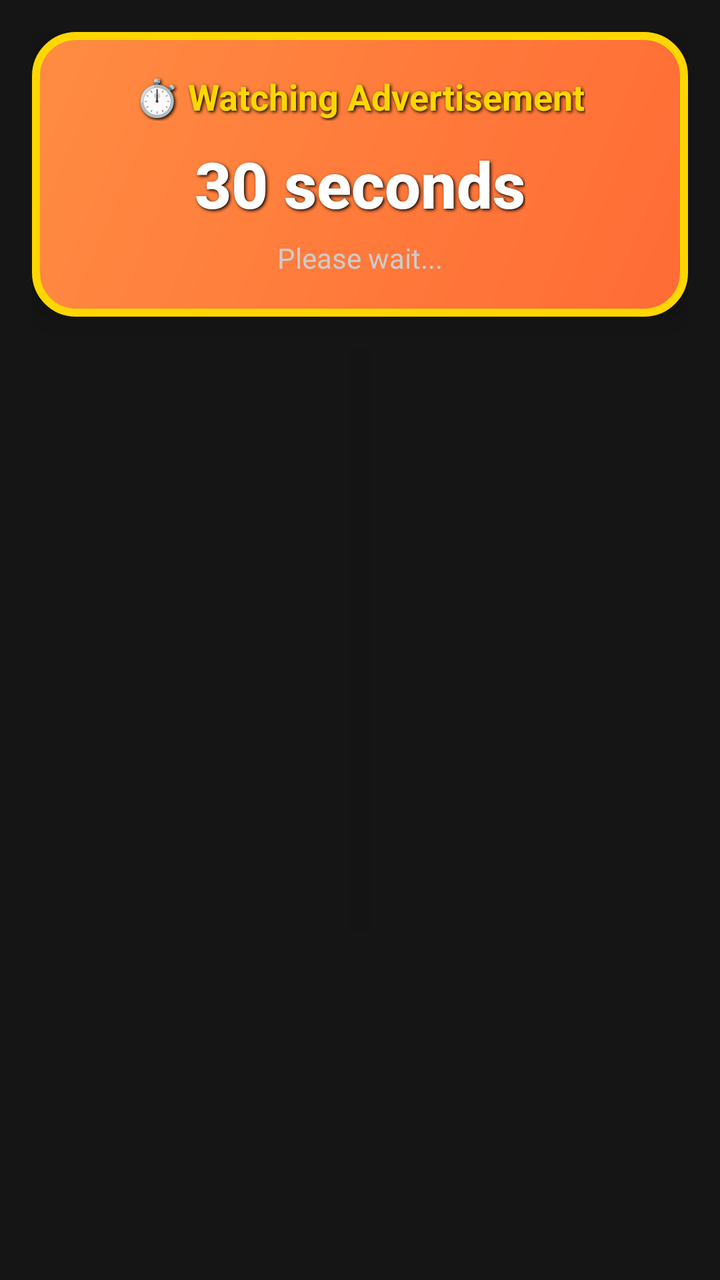
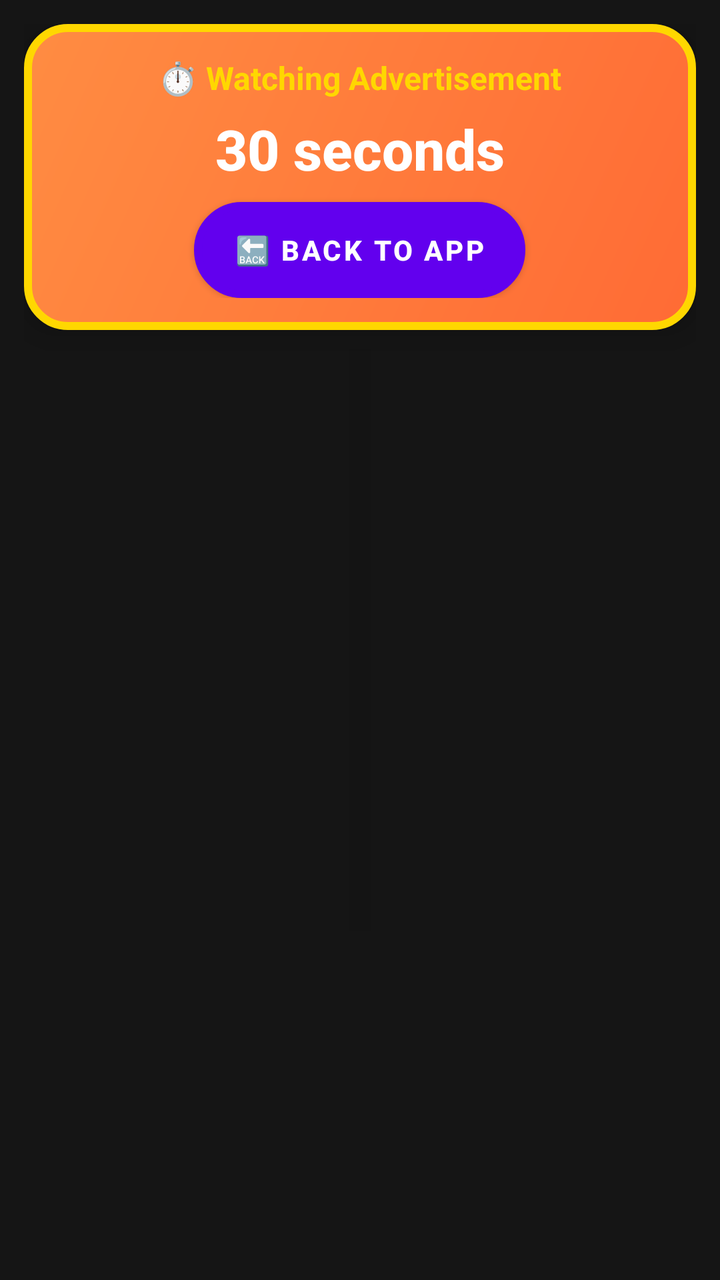

An Android layout rendered at two revisions. The XML below is the earlier revision; the diff shows what the commit changed to produce the second picture.
<!-- AndroidManifest.xml: fallback theme Theme.MaterialComponents.DayNight.NoActionBar -->
<!-- res/layout/timer_overlay.xml -->
<?xml version="1.0" encoding="utf-8"?>
<LinearLayout xmlns:android="http://schemas.android.com/apk/res/android"
    android:id="@+id/rootOverlay"
    android:layout_width="match_parent"
    android:layout_height="wrap_content"
    android:orientation="vertical"
    android:background="#E6000000"
    android:padding="16dp"
    android:elevation="999dp">

    
    <LinearLayout
        android:id="@+id/timerContainer"
        android:layout_width="match_parent"
        android:layout_height="wrap_content"
        android:orientation="vertical"
        android:background="@drawable/timer_bg"
        android:padding="20dp"
        android:gravity="center"
        android:elevation="10dp">

        <TextView
            android:layout_width="wrap_content"
            android:layout_height="wrap_content"
            android:text="⏱️ Watching Advertisement"
            android:textColor="#FFD700"
            android:textSize="18sp"
            android:textStyle="bold"
            android:layout_marginBottom="10dp"
            android:shadowColor="#000000"
            android:shadowDx="2"
            android:shadowDy="2"
            android:shadowRadius="4"/>

        <TextView
            android:id="@+id/timerText"
            android:layout_width="wrap_content"
            android:layout_height="wrap_content"
            android:text="30 seconds"
            android:textColor="#FFFFFF"
            android:textSize="32sp"
            android:textStyle="bold"
            android:fontFamily="sans-serif-medium"
            android:shadowColor="#000000"
            android:shadowDx="2"
            android:shadowDy="2"
            android:shadowRadius="4"/>

        <TextView
            android:layout_width="wrap_content"
            android:layout_height="wrap_content"
            android:text="Please wait..."
            android:textColor="#CCCCCC"
            android:textSize="14sp"
            android:layout_marginTop="6dp"/>

    </LinearLayout>

    
    <LinearLayout
        android:id="@+id/successContainer"
        android:layout_width="match_parent"
        android:layout_height="wrap_content"
        android:orientation="vertical"
        android:background="@drawable/timer_bg_green"
        android:padding="28dp"
        android:gravity="center"
        android:visibility="gone"
        android:elevation="10dp">

        <TextView
            android:layout_width="wrap_content"
            android:layout_height="wrap_content"
            android:text="✅"
            android:textSize="64sp"
            android:layout_marginBottom="12dp"/>

        <TextView
            android:layout_width="wrap_content"
            android:layout_height="wrap_content"
            android:text="Ad Watched!"
            android:textColor="#FFFFFF"
            android:textSize="24sp"
            android:textStyle="bold"
            android:gravity="center"
            android:shadowColor="#000000"
            android:shadowDx="2"
            android:shadowDy="2"
            android:shadowRadius="4"/>

        <TextView
            android:layout_width="wrap_content"
            android:layout_height="wrap_content"
            android:text="Great job! 🎉"
            android:textColor="#E8F5E9"
            android:textSize="16sp"
            android:layout_marginTop="6dp"/>

    </LinearLayout>

    
    <Button
        android:id="@+id/clickButton"
        android:layout_width="match_parent"
        android:layout_height="wrap_content"
        android:text="🎯 TAP TO EARN NOW!"
        android:textSize="20sp"
        android:textStyle="bold"
        android:textColor="#FFFFFF"
        android:background="@drawable/click_button_bg"
        android:layout_marginTop="16dp"
        android:paddingVertical="16dp"
        android:visibility="gone"
        android:elevation="12dp"
        android:shadowColor="#000000"
        android:shadowDx="0"
        android:shadowDy="4"
        android:shadowRadius="8"/>

</LinearLayout>
<!-- resources referenced by this layout -->
<resources>
  <!-- drawable click_button_bg (drawable) -->
  <?xml version="1.0" encoding="utf-8"?>
  <shape xmlns:android="http://schemas.android.com/apk/res/android">
      <gradient
          android:startColor="#4CAF50"
          android:endColor="#388E3C"
          android:angle="90" />
      <corners android:radius="30dp" />
      <stroke
          android:width="5dp"
          android:color="#1B5E20" />
  </shape>
  <!-- drawable timer_bg (drawable) -->
  <?xml version="1.0" encoding="utf-8"?>
  <shape xmlns:android="http://schemas.android.com/apk/res/android">
      <gradient
          android:startColor="#FF6B35"
          android:endColor="#FF8C42"
          android:angle="135" />
      <corners android:radius="20dp" />
      <stroke
          android:width="4dp"
          android:color="#FFD700" />
      <padding
          android:left="12dp"
          android:top="12dp"
          android:right="12dp"
          android:bottom="12dp" />
  </shape>
  <!-- drawable timer_bg_green (drawable) -->
  <?xml version="1.0" encoding="utf-8"?>
  <shape xmlns:android="http://schemas.android.com/apk/res/android">
      <gradient
          android:startColor="#66BB6A"
          android:endColor="#43A047"
          android:angle="135" />
      <corners android:radius="20dp" />
      <stroke
          android:width="4dp"
          android:color="#2E7D32" />
      <padding
          android:left="12dp"
          android:top="12dp"
          android:right="12dp"
          android:bottom="12dp" />
  </shape>
</resources>

<!-- the commit's change to res/layout/timer_overlay.xml (unified diff, before → after) -->
@@ -5,7 +5,7 @@
     android:layout_height="wrap_content"
     android:orientation="vertical"
     android:background="#E6000000"
-    android:padding="16dp"
+    android:padding="12dp"
     android:elevation="999dp">
 
     
@@ -15,7 +15,7 @@
         android:layout_height="wrap_content"
         android:orientation="vertical"
         android:background="@drawable/timer_bg"
-        android:padding="20dp"
+        android:padding="16dp"
         android:gravity="center"
         android:elevation="10dp">
 
@@ -24,13 +24,9 @@
             android:layout_height="wrap_content"
             android:text="⏱️ Watching Advertisement"
             android:textColor="#FFD700"
-            android:textSize="18sp"
+            android:textSize="16sp"
             android:textStyle="bold"
-            android:layout_marginBottom="10dp"
-            android:shadowColor="#000000"
-            android:shadowDx="2"
-            android:shadowDy="2"
-            android:shadowRadius="4"/>
+            android:layout_marginBottom="6dp"/>
 
         <TextView
             android:id="@+id/timerText"
@@ -38,21 +34,23 @@
             android:layout_height="wrap_content"
             android:text="30 seconds"
             android:textColor="#FFFFFF"
-            android:textSize="32sp"
+            android:textSize="28sp"
             android:textStyle="bold"
-            android:fontFamily="sans-serif-medium"
-            android:shadowColor="#000000"
-            android:shadowDx="2"
-            android:shadowDy="2"
-            android:shadowRadius="4"/>
+            android:fontFamily="sans-serif-medium"/>
 
-        <TextView
+        
+        <Button
+            android:id="@+id/btnBackToApp"
             android:layout_width="wrap_content"
             android:layout_height="wrap_content"
-            android:text="Please wait..."
-            android:textColor="#CCCCCC"
+            android:text="🔙 BACK TO APP"
+            android:textColor="#FFFFFF"
             android:textSize="14sp"
-            android:layout_marginTop="6dp"/>
+            android:textStyle="bold"
+            android:background="@drawable/click_button_background"
+            android:layout_marginTop="8dp"
+            android:paddingHorizontal="20dp"
+            android:paddingVertical="6dp"/>
 
     </LinearLayout>
 
@@ -63,7 +61,7 @@
         android:layout_height="wrap_content"
         android:orientation="vertical"
         android:background="@drawable/timer_bg_green"
-        android:padding="28dp"
+        android:padding="20dp"
         android:gravity="center"
         android:visibility="gone"
         android:elevation="10dp">
@@ -72,29 +70,31 @@
             android:layout_width="wrap_content"
             android:layout_height="wrap_content"
             android:text="✅"
-            android:textSize="64sp"
-            android:layout_marginBottom="12dp"/>
+            android:textSize="48sp"
+            android:layout_marginBottom="8dp"/>
 
         <TextView
             android:layout_width="wrap_content"
             android:layout_height="wrap_content"
             android:text="Ad Watched!"
             android:textColor="#FFFFFF"
-            android:textSize="24sp"
+            android:textSize="22sp"
             android:textStyle="bold"
-            android:gravity="center"
-            android:shadowColor="#000000"
-            android:shadowDx="2"
-            android:shadowDy="2"
-            android:shadowRadius="4"/>
+            android:gravity="center"/>
 
-        <TextView
+        
+        <Button
+            android:id="@+id/btnSuccessBackToApp"
             android:layout_width="wrap_content"
             android:layout_height="wrap_content"
-            android:text="Great job! 🎉"
-            android:textColor="#E8F5E9"
-            android:textSize="16sp"
-            android:layout_marginTop="6dp"/>
+            android:text="🔙 RETURN TO APP"
+            android:textColor="#FFFFFF"
+            android:textSize="14sp"
+            android:textStyle="bold"
+            android:background="@drawable/click_button_background"
+            android:layout_marginTop="8dp"
+            android:paddingHorizontal="20dp"
+            android:paddingVertical="6dp"/>
 
     </LinearLayout>
 
@@ -104,17 +104,13 @@
         android:layout_width="match_parent"
         android:layout_height="wrap_content"
         android:text="🎯 TAP TO EARN NOW!"
-        android:textSize="20sp"
+        android:textSize="18sp"
         android:textStyle="bold"
         android:textColor="#FFFFFF"
-        android:background="@drawable/click_button_bg"
-        android:layout_marginTop="16dp"
-        android:paddingVertical="16dp"
+        android:background="@drawable/click_button_background"
+        android:layout_marginTop="12dp"
+        android:paddingVertical="12dp"
         android:visibility="gone"
-        android:elevation="12dp"
-        android:shadowColor="#000000"
-        android:shadowDx="0"
-        android:shadowDy="4"
-        android:shadowRadius="8"/>
+        android:elevation="12dp"/>
 
 </LinearLayout>
<!-- resource entries referenced after the edit -->
@@ -1,16 +1,32 @@
 <!-- resources referenced by this layout -->
 <resources>
-  <!-- drawable click_button_bg (drawable) -->
+  <!-- drawable click_button_background (drawable) -->
   <?xml version="1.0" encoding="utf-8"?>
-  <shape xmlns:android="http://schemas.android.com/apk/res/android">
+  <shape xmlns:android="http://schemas.android.com/apk/res/android"
+      android:shape="rectangle">
+      
+      
       <gradient
-          android:startColor="#4CAF50"
-          android:endColor="#388E3C"
-          android:angle="90" />
-      <corners android:radius="30dp" />
+          android:type="linear"
+          android:startColor="#FF6B00"
+          android:endColor="#FF8C00"
+          android:angle="135" />
+      
+      
+      <corners android:radius="35dp" />
+      
+      
       <stroke
-          android:width="5dp"
-          android:color="#1B5E20" />
+          android:width="4dp"
+          android:color="#FF4500" />
+      
+      
+      <padding
+          android:left="20dp"
+          android:top="16dp"
+          android:right="20dp"
+          android:bottom="16dp" />
+          
   </shape>
   <!-- drawable timer_bg (drawable) -->
   <?xml version="1.0" encoding="utf-8"?>
